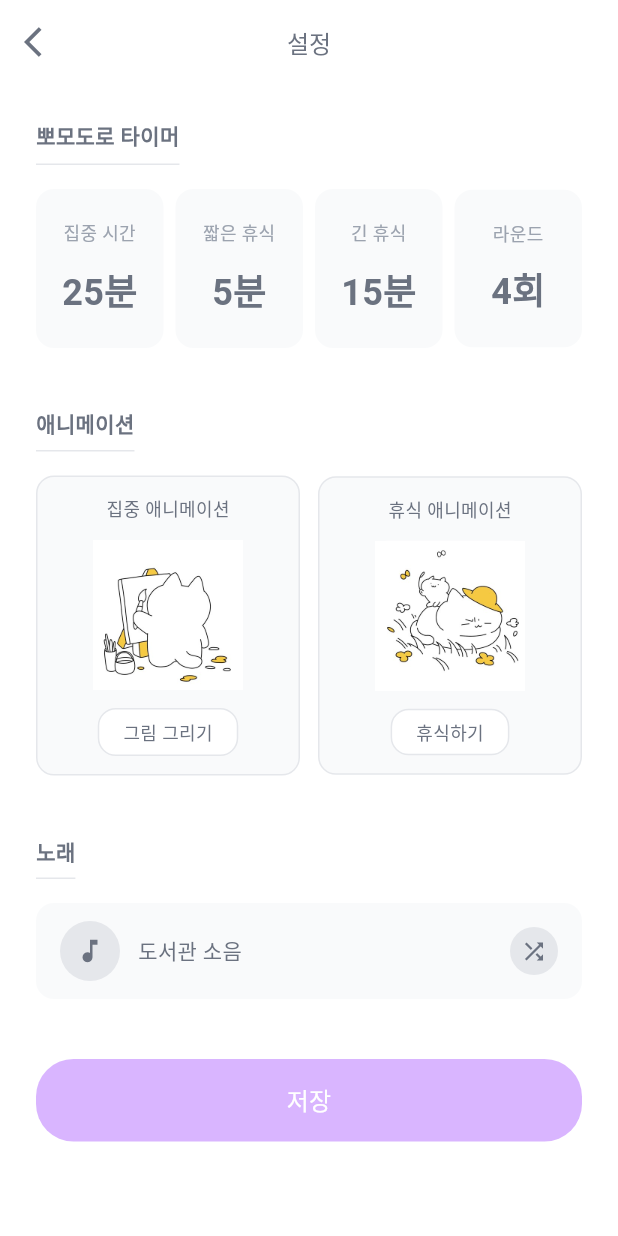
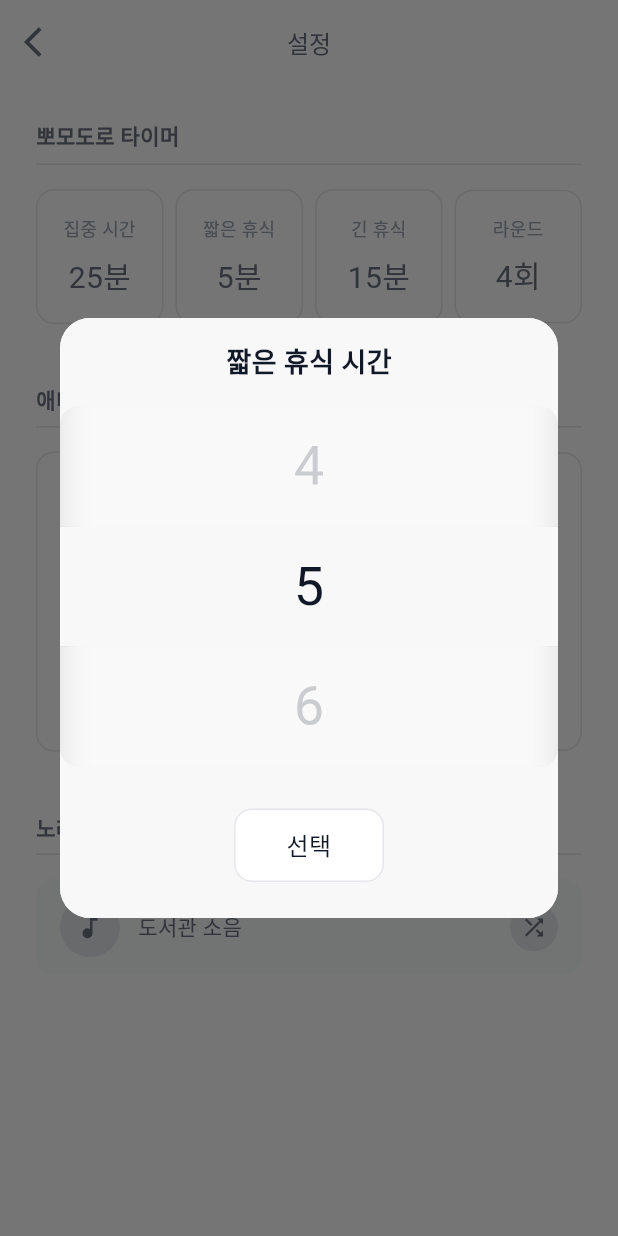
Before and after one commit to solve-z/TimeDog_Test, a Flutter app: the TimerSettingsScreen screen opened directly, after a tap on "짧은 휴식", on a phone screen of 412 x 824 dp. Run offline on Flutter 3.47's test engine with Material 3 defaults, Android fonts, the phone set to English and light mode, and no system bars; our stand-ins replace device_info_plus, flutter_local_notifications, flutter_riverpod, flutter_svg, permission_handler, shared_preferences and 1 more; missing offline and left inert: flutter_background; accounts and stored records are empty; Roboto replaces fonts that are missing (OmyuPretty).

Commit message:
feat: 타이머 세팅 스크린 추가 및 UI 변경

```diff
--- /dev/null
+++ b/lib/common/dialog/d_number_picker.dart
@@ -0,0 +1,233 @@
+import 'package:flutter/material.dart';
+import 'package:flutter/services.dart';
+import 'dart:ui';
+
+class NumberPickerDialog extends StatefulWidget {
+  final String title;
+  final int currentValue;
+  final int minValue;
+  final int maxValue;
+  final String unit;
+
+  const NumberPickerDialog({
+    super.key,
+    required this.title,
+    required this.currentValue,
+    required this.minValue,
+    required this.maxValue,
+    required this.unit,
+  });
+
+  @override
+  State<NumberPickerDialog> createState() => _NumberPickerDialogState();
+}
+
+class _NumberPickerDialogState extends State<NumberPickerDialog> {
+  late int selectedValue;
+  late FixedExtentScrollController scrollController;
+  bool isScrolling = false;
+
+  @override
+  void initState() {
+    super.initState();
+    selectedValue = widget.currentValue;
+    scrollController = FixedExtentScrollController(
+      initialItem: selectedValue - widget.minValue,
+    );
+  }
+
+  @override
+  void dispose() {
+    scrollController.dispose();
+    super.dispose();
+  }
+
+  @override
+  Widget build(BuildContext context) {
+    final itemCount = widget.maxValue - widget.minValue + 1;
+
+    return Dialog(
+      backgroundColor: Color(0xFFF8F8F8),
+      shape: RoundedRectangleBorder(borderRadius: BorderRadius.circular(20)),
+      child: Container(
+        constraints: const BoxConstraints(maxWidth: 350),
+        decoration: const BoxDecoration(
+          color: Color(0xFFF8F8F8),
+          borderRadius: BorderRadius.all(Radius.circular(20)),
+        ),
+        child: Column(
+          mainAxisSize: MainAxisSize.min,
+          children: [
+            // 헤더
+            Container(
+              padding: const EdgeInsets.all(16),
+              child: Text(
+                widget.title,
+                style: const TextStyle(
+                  fontFamily: 'OmyuPretty',
+                  fontSize: 18,
+                  fontWeight: FontWeight.w600,
+                  color: Color(0xFF111827),
+                ),
+              ),
+            ),
+
+            // 숫자 선택 영역
+            ClipRRect(
+              borderRadius: BorderRadius.circular(12),
+              child: Container(
+                height: 240,
+                color: Color(0xFFF8F8F8),
+                child: BackdropFilter(
+                  filter: ImageFilter.blur(sigmaX: 10, sigmaY: 10),
+                  child: Container(
+                    color: Colors.transparent,
+                    child: Stack(
+                      children: [
+                        // 선택된 항목 강조 (회색 배경) - 먼저 배치
+                        Center(
+                          child: IgnorePointer(
+                            child: Container(
+                              height: 80,
+                              decoration: BoxDecoration(
+                                color: Color(0xFFF8F8F8),
+                              ),
+                            ),
+                          ),
+                        ),
+
+                        // 숫자 휠 피커 - 배경 위에 배치
+                        NotificationListener<ScrollNotification>(
+                          onNotification: (notification) {
+                            if (notification is ScrollStartNotification) {
+                              setState(() {
+                                isScrolling = true;
+                              });
+                            } else if (notification is ScrollEndNotification) {
+                              setState(() {
+                                isScrolling = false;
+                              });
+                            }
+                            return true;
+                          },
+                          child: ListWheelScrollView.useDelegate(
+                            controller: scrollController,
+                            itemExtent: 80,
+                            physics: const FixedExtentScrollPhysics(),
+                            diameterRatio: 100.0,
+                            perspective: 0.0001,
+                            useMagnifier: false,
+                            magnification: 1.0,
+                            onSelectedItemChanged: (index) {
+                              HapticFeedback.selectionClick();
+                              setState(() {
+                                selectedValue = widget.minValue + index;
+                              });
+                            },
+                            childDelegate: ListWheelChildBuilderDelegate(
+                              childCount: itemCount,
+                              builder: (context, index) {
+                                final value = widget.minValue + index;
+                                final isSelected = value == selectedValue;
+
+                                return Center(
+                                  child: AnimatedDefaultTextStyle(
+                                    duration: const Duration(milliseconds: 100),
+                                    style: TextStyle(
+                                      fontFamily: 'OmyuPretty',
+                                      fontSize: 36,
+                                      fontWeight: FontWeight.w400,
+                                      color:
+                                          isScrolling
+                                              ? const Color(0xFFC76D71)
+                                              : const Color(0xFF111827),
+                                    ),
+                                    child: Text('$value'),
+                                  ),
+                                );
+                              },
+                            ),
+                          ),
+                        ),
+
+                        // 상단 투명도 효과
+                        Positioned(
+                          top: 0,
+                          left: 0,
+                          right: 0,
+                          height: 80,
+                          child: IgnorePointer(
+                            child: Container(
+                              decoration: BoxDecoration(
+                                color: Color(0xFFF9F9F9).withOpacity(0.8),
+                              ),
+                            ),
+                          ),
+                        ),
+
+                        // 하단 투명도 효과
+                        Positioned(
+                          bottom: 0,
+                          left: 0,
+                          right: 0,
+                          height: 80,
+                          child: IgnorePointer(
+                            child: Container(
+                              decoration: BoxDecoration(
+                                color: Color(0xFFF9F9F9).withOpacity(0.8),
+                              ),
+                            ),
+                          ),
+                        ),
+                      ],
+                    ),
+                  ),
+                ),
+              ),
+            ),
+
+            const SizedBox(height: 12),
+
+            // 선택 버튼
+            Container(
+              padding: const EdgeInsets.only(
+                left: 16,
+                top: 16,
+                right: 16,
+                bottom: 24,
+              ),
+              child: GestureDetector(
+                onTap: () => Navigator.of(context).pop(selectedValue),
+                child: Container(
+                  width: 100,
+                  padding: const EdgeInsets.symmetric(
+                    vertical: 12,
+                    horizontal: 24,
+                  ),
+                  decoration: BoxDecoration(
+                    color: Color(0xFFFFFFFF),
+                    borderRadius: BorderRadius.circular(12),
+                    border: Border.all(
+                      color: const Color(0xFFE5E7EB),
+                      width: 1,
+                    ),
+                  ),
+                  child: const Text(
+                    '선택',
+                    textAlign: TextAlign.center,
+                    style: TextStyle(
+                      fontFamily: 'OmyuPretty',
+                      fontSize: 16,
+                      fontWeight: FontWeight.w500,
+                      color: Color(0xFF111827),
+                    ),
+                  ),
+                ),
+              ),
+            ),
+          ],
+        ),
+      ),
+    );
+  }
+}
--- a/lib/screen/main/tab/timer/s_timer_settings.dart
+++ b/lib/screen/main/tab/timer/s_timer_settings.dart
@@ -4,6 +4,7 @@ import 'timer_notifier.dart';
 import 'vo/vo_timer.dart';
 import 'd_animation_selection.dart';
 import 'animation_provider.dart';
+import '../../../../common/dialog/d_number_picker.dart';
 
 class TimerSettingsScreen extends ConsumerStatefulWidget {
   const TimerSettingsScreen({super.key});
@@ -134,9 +135,30 @@ class _TimerSettingsScreenState extends ConsumerState<TimerSettingsScreen> {
                 Row(
                   children: [
                     Expanded(
-                      child: _buildTimerBox('집중 시간', focusMinutes, '분', () {
-                        // TODO: 다이얼로그로 시간 선택
-                      }),
+                      child: _buildTimerBox(
+                        '집중 시간',
+                        focusMinutes,
+                        '분',
+                        () async {
+                          final result = await showDialog<int>(
+                            context: context,
+                            builder:
+                                (context) => NumberPickerDialog(
+                                  title: '집중 시간',
+                                  currentValue: focusMinutes,
+                                  minValue: 1,
+                                  maxValue: 60,
+                                  unit: '분',
+                                ),
+                          );
+                          if (result != null) {
+                            setState(() {
+                              focusMinutes = result;
+                            });
+                            _updateTimerSettings();
+                          }
+                        },
+                      ),
                     ),
                     const SizedBox(width: 8),
                     Expanded(
@@ -144,21 +166,74 @@ class _TimerSettingsScreenState extends ConsumerState<TimerSettingsScreen> {
                         '짧은 휴식',
                         shortBreakMinutes,
                         '분',
-                        () {
-                          // TODO: 다이얼로그로 시간 선택
+                        () async {
+                          final result = await showDialog<int>(
+                            context: context,
+                            builder:
+                                (context) => NumberPickerDialog(
+                                  title: '짧은 휴식 시간',
+                                  currentValue: shortBreakMinutes,
+                                  minValue: 1,
+                                  maxValue: 30,
+                                  unit: '분',
+                                ),
+                          );
+                          if (result != null) {
+                            setState(() {
+                              shortBreakMinutes = result;
+                            });
+                            _updateTimerSettings();
+                          }
                         },
                       ),
                     ),
                     const SizedBox(width: 8),
                     Expanded(
-                      child: _buildTimerBox('긴 휴식', longBreakMinutes, '분', () {
-                        // TODO: 다이얼로그로 시간 선택
-                      }),
+                      child: _buildTimerBox(
+                        '긴 휴식',
+                        longBreakMinutes,
+                        '분',
+                        () async {
+                          final result = await showDialog<int>(
+                            context: context,
+                            builder:
+                                (context) => NumberPickerDialog(
+                                  title: '긴 휴식 시간',
+                                  currentValue: longBreakMinutes,
+                                  minValue: 1,
+                                  maxValue: 60,
+                                  unit: '분',
+                                ),
+                          );
+                          if (result != null) {
+                            setState(() {
+                              longBreakMinutes = result;
+                            });
+                            _updateTimerSettings();
+                          }
+                        },
+                      ),
                     ),
                     const SizedBox(width: 8),
                     Expanded(
-                      child: _buildTimerBox('라운드', totalRounds, '회', () {
-                        // TODO: 다이얼로그로 라운드 선택
+                      child: _buildTimerBox('라운드', totalRounds, '회', () async {
+                        final result = await showDialog<int>(
+                          context: context,
+                          builder:
+                              (context) => NumberPickerDialog(
+                                title: '라운드',
+                                currentValue: totalRounds,
+                                minValue: 1,
+                                maxValue: 10,
+                                unit: '회',
+                              ),
+                        );
+                        if (result != null) {
+                          setState(() {
+                            totalRounds = result;
+                          });
+                          _updateTimerSettings();
+                        }
                       }),
                     ),
                   ],
@@ -236,32 +311,6 @@ class _TimerSettingsScreenState extends ConsumerState<TimerSettingsScreen> {
                 const SizedBox(height: 16),
                 _buildMusicSelector(),
 
-                const SizedBox(height: 40),
-
-                // 저장 버튼
-                SizedBox(
-                  width: double.infinity,
-                  child: ElevatedButton(
-                    onPressed: _saveSettings,
-                    style: ElevatedButton.styleFrom(
-                      backgroundColor: const Color(0xFFD9B5FF),
-                      padding: const EdgeInsets.symmetric(vertical: 16),
-                      shape: RoundedRectangleBorder(
-                        borderRadius: BorderRadius.circular(25),
-                      ),
-                      elevation: 0,
-                    ),
-                    child: const Text(
-                      '저장',
-                      style: TextStyle(
-                        fontFamily: 'OmyuPretty',
-                        fontSize: 16,
-                        fontWeight: FontWeight.w500,
-                        color: Colors.white,
-                      ),
-                    ),
-                  ),
-                ),
                 const SizedBox(height: 24), // 하단 여백 추가
               ],
             ),
@@ -274,7 +323,9 @@ class _TimerSettingsScreenState extends ConsumerState<TimerSettingsScreen> {
   Widget _buildSectionTitle(String title) {
     return Container(
       padding: const EdgeInsets.only(bottom: 8),
+      width: double.infinity,
       decoration: const BoxDecoration(
+        color: Colors.white,
         border: Border(bottom: BorderSide(color: Color(0xFFE5E7EB), width: 1)),
       ),
       child: Text(
@@ -298,10 +349,12 @@ class _TimerSettingsScreenState extends ConsumerState<TimerSettingsScreen> {
     return GestureDetector(
       onTap: onTap,
       child: Container(
-        padding: const EdgeInsets.symmetric(vertical: 20, horizontal: 16),
+        padding: const EdgeInsets.symmetric(vertical: 16, horizontal: 8),
         decoration: BoxDecoration(
-          color: const Color(0xFFF9FAFB),
+          // color: const Color(0xFFF9FAFB),
+          color: Colors.white,
           borderRadius: BorderRadius.circular(12),
+          border: Border.all(color: const Color(0xFFE5E7EB)),
         ),
         child: Column(
           children: [
@@ -314,13 +367,13 @@ class _TimerSettingsScreenState extends ConsumerState<TimerSettingsScreen> {
                 color: Color(0xFF9CA3AF),
               ),
             ),
-            const SizedBox(height: 12),
+            const SizedBox(height: 8),
             Text(
               '$value$unit',
               style: const TextStyle(
                 fontFamily: 'OmyuPretty',
-                fontSize: 24,
-                fontWeight: FontWeight.w600,
+                fontSize: 20,
+                fontWeight: FontWeight.w400,
                 color: Color(0xFF6B7280),
               ),
             ),
@@ -341,7 +394,8 @@ class _TimerSettingsScreenState extends ConsumerState<TimerSettingsScreen> {
       child: Container(
         padding: const EdgeInsets.all(12),
         decoration: BoxDecoration(
-          color: const Color(0xFFF9FAFB),
+          color: Colors.white,
+          // color: const Color(0xFFF9FAFB),
           borderRadius: BorderRadius.circular(12),
           border: Border.all(color: const Color(0xFFE5E7EB)),
         ),
@@ -457,7 +511,7 @@ class _TimerSettingsScreenState extends ConsumerState<TimerSettingsScreen> {
     );
   }
 
-  void _saveSettings() {
+  void _updateTimerSettings() {
     final newSettings = TimerSettings(
       totalRounds: totalRounds,
       focusTime: Duration(minutes: focusMinutes),
@@ -466,6 +520,10 @@ class _TimerSettingsScreenState extends ConsumerState<TimerSettingsScreen> {
     );
 
     ref.read(timerProvider.notifier).updateSettings(newSettings);
+  }
+
+  void _saveSettings() {
+    _updateTimerSettings();
 
     // TODO: 애니메이션 및 음악 설정 저장
 
--- a/lib/screen/main/tab/timer/w_timer_display.dart
+++ b/lib/screen/main/tab/timer/w_timer_display.dart
@@ -55,7 +55,7 @@ class TimerDisplayWidget extends ConsumerWidget {
                 child: LayoutBuilder(
                   builder: (context, constraints) {
                     final screenWidth = MediaQuery.of(context).size.width;
-                    final fontSize = screenWidth > 600 ? 90.0 : 80.0;
+                    final fontSize = screenWidth > 600 ? 80.0 : 70.0;
                     final charWidth = screenWidth > 600 ? 50.0 : 38.0;
                     final spacing = screenWidth > 600 ? 8.0 : 5.0;
 
```
